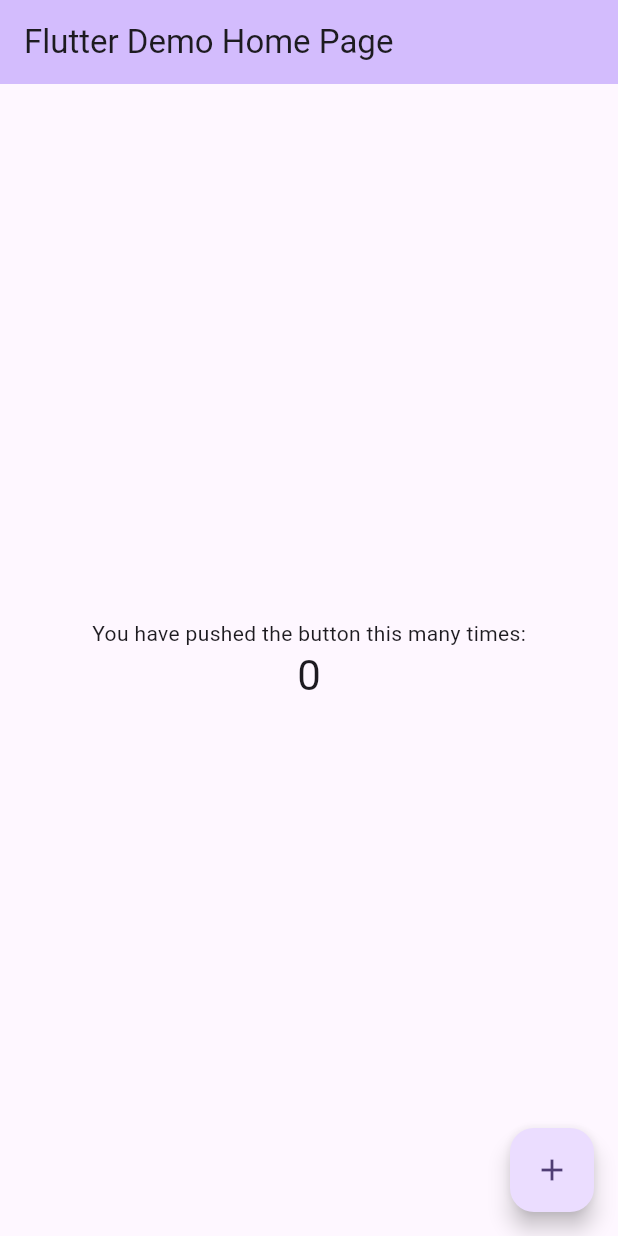
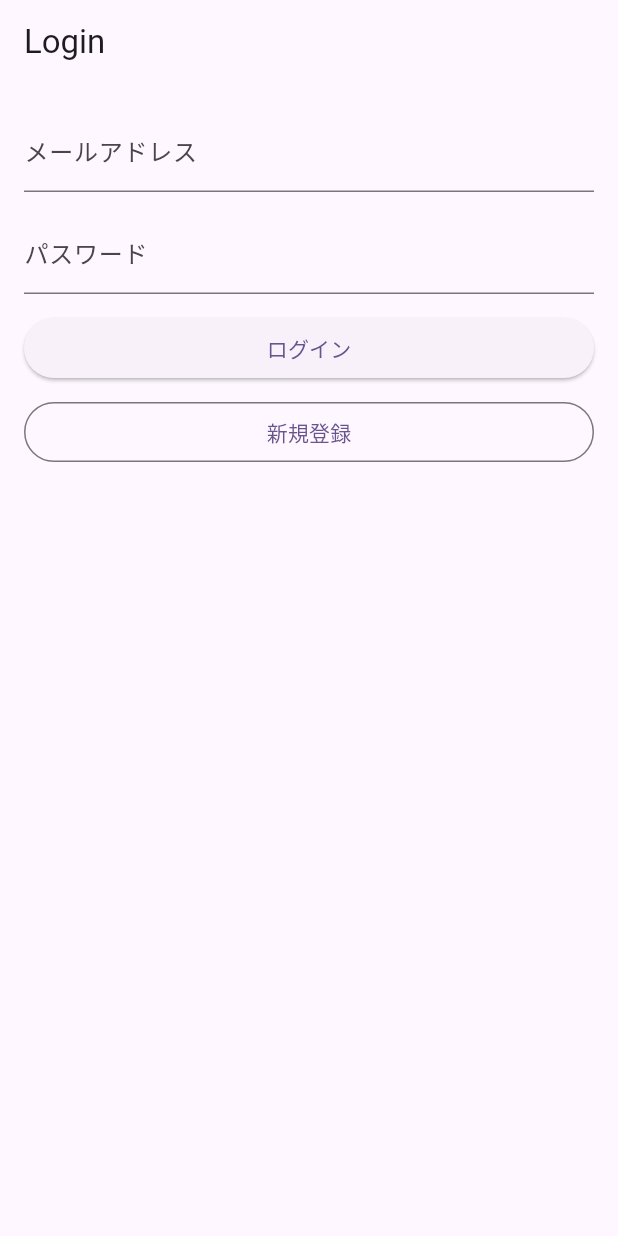
Before and after one commit to Fuku-x/atode-mobile, a Flutter app: the screen it shows after launch, on a phone screen of 412 x 824 dp. Run offline on Flutter 3.47's test engine with Material 3 defaults, Android fonts, the phone set to English and light mode, and no system bars; our stand-ins replace firebase_auth, firebase_core; accounts and stored records are empty.

Commit message:
feat:ログイン認証の導入 #2

```diff
--- /dev/null
+++ b/frontend/lib/auth/auth_gate.dart
@@ -0,0 +1,29 @@
+import 'package:firebase_auth/firebase_auth.dart';
+import 'package:flutter/material.dart';
+
+import '../screens/home_screen.dart';
+import '../screens/login_screen.dart';
+
+class AuthGate extends StatelessWidget {
+  const AuthGate({super.key});
+
+  @override
+  Widget build(BuildContext context) {
+    return StreamBuilder<User?>(
+      stream: FirebaseAuth.instance.authStateChanges(),
+      builder: (context, snapshot) {
+        if (snapshot.connectionState == ConnectionState.waiting) {
+          return const Scaffold(
+            body: Center(child: CircularProgressIndicator()),
+          );
+        }
+
+        if (snapshot.hasData) {
+          return const HomeScreen();
+        }
+
+        return const LoginScreen();
+      },
+    );
+  }
+}
--- a/frontend/lib/main.dart
+++ b/frontend/lib/main.dart
@@ -1,6 +1,11 @@
 import 'package:flutter/material.dart';
+import 'package:firebase_core/firebase_core.dart';
 
-void main() {
+import 'auth/auth_gate.dart';
+
+Future<void> main() async {
+  WidgetsFlutterBinding.ensureInitialized();
+  await Firebase.initializeApp();
   runApp(const MyApp());
 }
 
@@ -28,9 +33,9 @@ class MyApp extends StatelessWidget {
         //
         // This works for code too, not just values: Most code changes can be
         // tested with just a hot reload.
-        colorScheme: .fromSeed(seedColor: Colors.deepPurple),
+        colorScheme: ColorScheme.fromSeed(seedColor: Colors.deepPurple),
       ),
-      home: const MyHomePage(title: 'Flutter Demo Home Page'),
+      home: const AuthGate(),
     );
   }
 }
@@ -102,7 +107,7 @@ class _MyHomePageState extends State<MyHomePage> {
           // TRY THIS: Invoke "debug painting" (choose the "Toggle Debug Paint"
           // action in the IDE, or press "p" in the console), to see the
           // wireframe for each widget.
-          mainAxisAlignment: .center,
+          mainAxisAlignment: MainAxisAlignment.center,
           children: [
             const Text('You have pushed the button this many times:'),
             Text(
--- /dev/null
+++ b/frontend/lib/screens/login_screen.dart
@@ -0,0 +1,167 @@
+import 'package:firebase_auth/firebase_auth.dart';
+import 'package:flutter/material.dart';
+
+class LoginScreen extends StatefulWidget {
+  const LoginScreen({super.key});
+
+  @override
+  State<LoginScreen> createState() => _LoginScreenState();
+}
+
+class _LoginScreenState extends State<LoginScreen> {
+  final _formKey = GlobalKey<FormState>();
+  final _emailController = TextEditingController();
+  final _passwordController = TextEditingController();
+
+  bool _isSubmitting = false;
+  String? _errorMessage;
+
+  @override
+  void dispose() {
+    _emailController.dispose();
+    _passwordController.dispose();
+    super.dispose();
+  }
+
+  Future<void> _submit({required bool createAccount}) async {
+    if (_isSubmitting) return;
+
+    setState(() {
+      _errorMessage = null;
+    });
+
+    final isValid = _formKey.currentState?.validate() ?? false;
+    if (!isValid) return;
+
+    setState(() {
+      _isSubmitting = true;
+    });
+
+    try {
+      final email = _emailController.text.trim();
+      final password = _passwordController.text;
+
+      if (createAccount) {
+        await FirebaseAuth.instance.createUserWithEmailAndPassword(
+          email: email,
+          password: password,
+        );
+      } else {
+        await FirebaseAuth.instance.signInWithEmailAndPassword(
+          email: email,
+          password: password,
+        );
+      }
+    } on FirebaseAuthException catch (e) {
+      setState(() {
+        _errorMessage = _firebaseMessage(e);
+      });
+    } catch (_) {
+      setState(() {
+        _errorMessage = 'ログインに失敗しました';
+      });
+    } finally {
+      if (mounted) {
+        setState(() {
+          _isSubmitting = false;
+        });
+      }
+    }
+  }
+
+  String _firebaseMessage(FirebaseAuthException e) {
+    switch (e.code) {
+      case 'invalid-email':
+        return 'メールアドレスの形式が正しくありません';
+      case 'user-disabled':
+        return 'このユーザーは無効化されています';
+      case 'user-not-found':
+      case 'wrong-password':
+      case 'invalid-credential':
+        return 'メールアドレスまたはパスワードが違います';
+      case 'email-already-in-use':
+        return 'このメールアドレスは既に使われています';
+      case 'weak-password':
+        return 'パスワードが弱すぎます';
+      default:
+        return '認証に失敗しました (${e.code})';
+    }
+  }
+
+  @override
+  Widget build(BuildContext context) {
+    return Scaffold(
+      appBar: AppBar(title: const Text('Login')),
+      body: SafeArea(
+        child: Padding(
+          padding: const EdgeInsets.all(16),
+          child: Form(
+            key: _formKey,
+            child: Column(
+              crossAxisAlignment: CrossAxisAlignment.stretch,
+              children: [
+                TextFormField(
+                  controller: _emailController,
+                  keyboardType: TextInputType.emailAddress,
+                  autofillHints: const [
+                    AutofillHints.username,
+                    AutofillHints.email,
+                  ],
+                  decoration: const InputDecoration(
+                    labelText: 'メールアドレス',
+                  ),
+                  validator: (value) {
+                    final v = (value ?? '').trim();
+                    if (v.isEmpty) return 'メールアドレスを入力してください';
+                    if (!v.contains('@')) return 'メールアドレスの形式が正しくありません';
+                    return null;
+                  },
+                ),
+                const SizedBox(height: 12),
+                TextFormField(
+                  controller: _passwordController,
+                  obscureText: true,
+                  autofillHints: const [AutofillHints.password],
+                  decoration: const InputDecoration(
+                    labelText: 'パスワード',
+                  ),
+                  validator: (value) {
+                    final v = value ?? '';
+                    if (v.isEmpty) return 'パスワードを入力してください';
+                    if (v.length < 6) return '6文字以上で入力してください';
+                    return null;
+                  },
+                ),
+                const SizedBox(height: 12),
+                if (_errorMessage != null) ...[
+                  Text(
+                    _errorMessage!,
+                    style: TextStyle(color: Theme.of(context).colorScheme.error),
+                  ),
+                  const SizedBox(height: 12),
+                ],
+                ElevatedButton(
+                  onPressed:
+                      _isSubmitting ? null : () => _submit(createAccount: false),
+                  child: _isSubmitting
+                      ? const SizedBox(
+                          width: 18,
+                          height: 18,
+                          child: CircularProgressIndicator(strokeWidth: 2),
+                        )
+                      : const Text('ログイン'),
+                ),
+                const SizedBox(height: 8),
+                OutlinedButton(
+                  onPressed:
+                      _isSubmitting ? null : () => _submit(createAccount: true),
+                  child: const Text('新規登録'),
+                ),
+              ],
+            ),
+          ),
+        ),
+      ),
+    );
+  }
+}
--- a/frontend/pubspec.yaml
+++ b/frontend/pubspec.yaml
@@ -34,6 +34,8 @@ dependencies:
   # The following adds the Cupertino Icons font to your application.
   # Use with the CupertinoIcons class for iOS style icons.
   cupertino_icons: ^1.0.8
+  firebase_core: ^3.3.0
+  firebase_auth: ^5.1.0
 
 dev_dependencies:
   flutter_test:
```
Also changed, not shown: frontend/lib/screens/home_screen.dart (added, +29 -0 lines), 1 other file.
